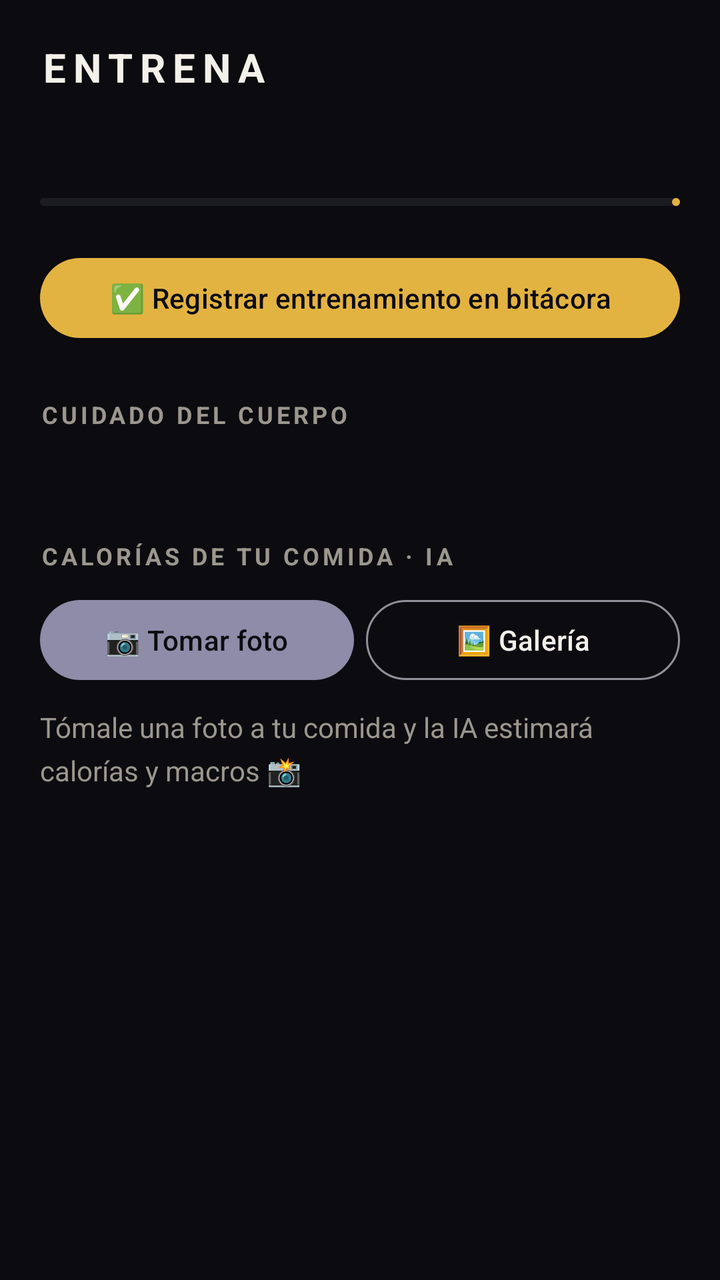
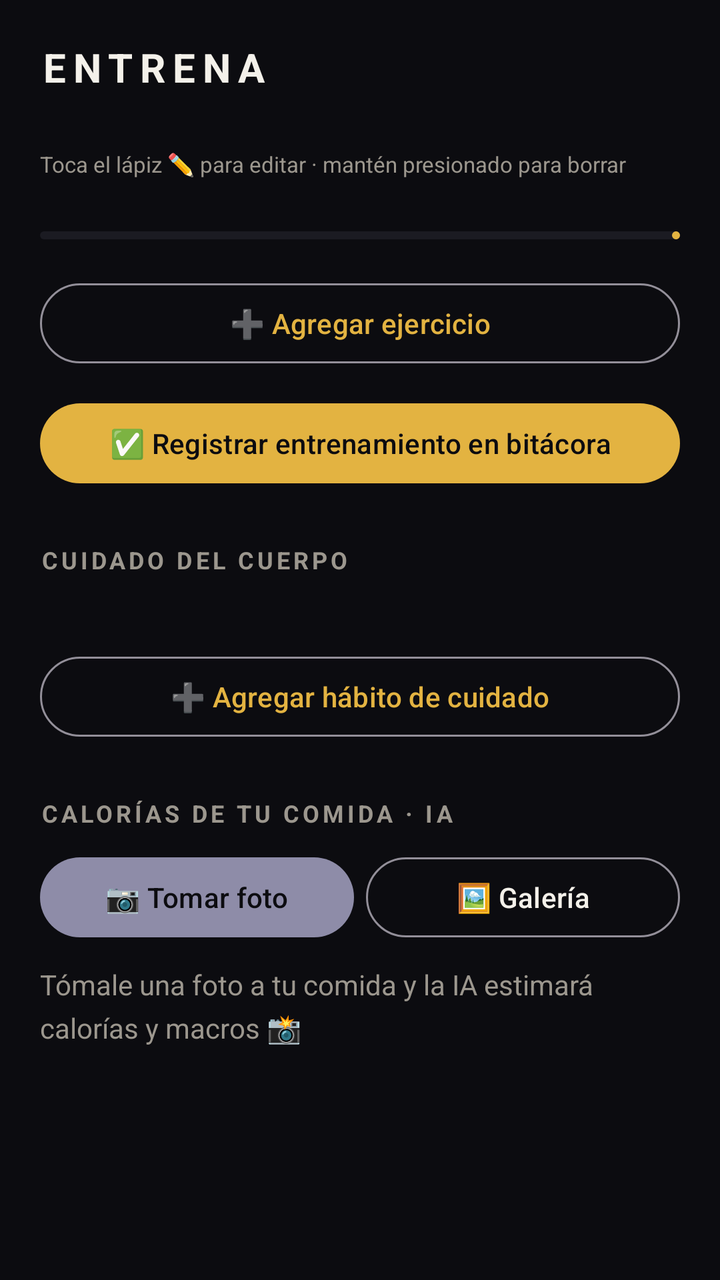

The first picture is an Android layout as it rendered before a commit; the second is the same layout after the commit. The layout source and the unified diff follow.
<!-- AndroidManifest.xml: application theme Theme.DevTrack -->
<!-- res/layout/fragment_entrena.xml -->
<?xml version="1.0" encoding="utf-8"?>
<ScrollView xmlns:android="http://schemas.android.com/apk/res/android"
    xmlns:app="http://schemas.android.com/apk/res-auto"
    android:layout_width="match_parent"
    android:layout_height="match_parent"
    android:background="@color/bg">

    <LinearLayout
        android:orientation="vertical"
        android:layout_width="match_parent"
        android:layout_height="wrap_content"
        android:padding="20dp"
        android:paddingBottom="90dp">

        <TextView
            android:layout_width="wrap_content"
            android:layout_height="wrap_content"
            android:text="ENTRENA"
            android:textAllCaps="true"
            android:letterSpacing="0.18"
            android:textColor="@color/text"
            android:textSize="20sp"
            android:textStyle="bold" />

        <TextView
            android:id="@+id/tvRoutineTitle"
            android:layout_width="wrap_content"
            android:layout_height="wrap_content"
            android:layout_marginTop="4dp"
            android:textColor="@color/primary"
            android:textSize="16sp"
            android:textStyle="bold" />

        <TextView
            android:id="@+id/tvRoutineProgress"
            android:layout_width="wrap_content"
            android:layout_height="wrap_content"
            android:layout_marginTop="4dp"
            android:textColor="@color/textDim"
            android:textSize="12sp" />

        <com.google.android.material.progressindicator.LinearProgressIndicator
            android:id="@+id/progressRoutine"
            android:layout_width="match_parent"
            android:layout_height="wrap_content"
            android:layout_marginTop="6dp"
            app:indicatorColor="@color/primary"
            app:trackColor="@color/card"
            app:trackCornerRadius="4dp" />

        <androidx.recyclerview.widget.RecyclerView
            android:id="@+id/rvExercises"
            android:layout_width="match_parent"
            android:layout_height="wrap_content"
            android:layout_marginTop="10dp"
            android:nestedScrollingEnabled="false" />

        <com.google.android.material.button.MaterialButton
            android:id="@+id/btnDoneWorkout"
            android:layout_width="match_parent"
            android:layout_height="wrap_content"
            android:layout_marginTop="12dp"
            app:backgroundTint="@color/primary"
            android:textColor="@color/bg"
            android:text="✅ Registrar entrenamiento en bitácora" />

        <TextView
            android:layout_width="wrap_content"
            android:layout_height="wrap_content"
            android:layout_marginTop="26dp"
            android:text="CUIDADO DEL CUERPO"
            android:textAllCaps="true"
            android:letterSpacing="0.14"
            android:textColor="@color/textDim"
            android:textSize="12sp"
            android:textStyle="bold" />

        <TextView
            android:id="@+id/tvTipsProgress"
            android:layout_width="wrap_content"
            android:layout_height="wrap_content"
            android:layout_marginTop="4dp"
            android:textColor="@color/textDim"
            android:textSize="12sp" />

        <androidx.recyclerview.widget.RecyclerView
            android:id="@+id/rvTips"
            android:layout_width="match_parent"
            android:layout_height="wrap_content"
            android:layout_marginTop="8dp"
            android:nestedScrollingEnabled="false" />

        <TextView
            android:layout_width="wrap_content"
            android:layout_height="wrap_content"
            android:layout_marginTop="26dp"
            android:text="CALORÍAS DE TU COMIDA · IA"
            android:textAllCaps="true"
            android:letterSpacing="0.14"
            android:textColor="@color/textDim"
            android:textSize="12sp"
            android:textStyle="bold" />

        <LinearLayout
            android:orientation="horizontal"
            android:layout_width="match_parent"
            android:layout_height="wrap_content"
            android:layout_marginTop="10dp">

            <com.google.android.material.button.MaterialButton
                android:id="@+id/btnTakePhoto"
                android:layout_width="0dp"
                android:layout_height="wrap_content"
                android:layout_weight="1"
                android:layout_marginEnd="6dp"
                app:backgroundTint="@color/secondary"
                android:textColor="@color/bg"
                android:text="📷 Tomar foto" />

            <com.google.android.material.button.MaterialButton
                android:id="@+id/btnPickImage"
                style="@style/Widget.Material3.Button.OutlinedButton"
                android:layout_width="0dp"
                android:layout_height="wrap_content"
                android:layout_weight="1"
                android:text="🖼️ Galería"
                android:textColor="@color/text" />
        </LinearLayout>

        <ImageView
            android:id="@+id/ivFood"
            android:layout_width="match_parent"
            android:layout_height="200dp"
            android:layout_marginTop="12dp"
            android:scaleType="centerCrop"
            android:visibility="gone"
            android:contentDescription="Foto de comida" />

        <com.google.android.material.button.MaterialButton
            android:id="@+id/btnAnalyze"
            android:layout_width="match_parent"
            android:layout_height="wrap_content"
            android:layout_marginTop="10dp"
            android:visibility="gone"
            app:backgroundTint="@color/primary"
            android:textColor="@color/bg"
            android:text="🤖 Analizar con IA" />

        <TextView
            android:id="@+id/tvCalorieResult"
            android:layout_width="match_parent"
            android:layout_height="wrap_content"
            android:layout_marginTop="10dp"
            android:text="Tómale una foto a tu comida y la IA estimará calorías y macros 📸"
            android:textColor="@color/textDim"
            android:textSize="14sp"
            android:lineSpacingMultiplier="1.3" />
    </LinearLayout>
</ScrollView>
<!-- resources referenced by this layout -->
<resources>
  <color name="bg">#0C0C10</color>
  <color name="card">#1B1B22</color>
  <color name="primary">#E3B341</color>
  <color name="secondary">#8E8CA8</color>
  <color name="text">#F4F1EA</color>
  <color name="textDim">#9C978E</color>
  <style name="Theme.DevTrack" parent="Theme.Material3.Dark.NoActionBar">
          <item name="colorPrimary">@color/primary</item>
          <item name="colorOnPrimary">#14100A</item>
          <item name="colorSecondary">@color/secondary</item>
          <item name="android:colorBackground">@color/bg</item>
          <item name="colorSurface">@color/surface</item>
          <item name="colorOnSurface">@color/text</item>
          <item name="android:statusBarColor">@color/bg</item>
          <item name="android:navigationBarColor">@color/surface</item>
          <item name="android:windowLightStatusBar">false</item>
      </style>
  <color name="surface">#141419</color>
</resources>

<!-- the commit's change to res/layout/fragment_entrena.xml (unified diff, before → after) -->
@@ -32,6 +32,14 @@
             android:textStyle="bold" />
 
         <TextView
+            android:layout_width="wrap_content"
+            android:layout_height="wrap_content"
+            android:layout_marginTop="2dp"
+            android:text="Toca el lápiz ✏️ para editar · mantén presionado para borrar"
+            android:textColor="@color/textDim"
+            android:textSize="11sp" />
+
+        <TextView
             android:id="@+id/tvRoutineProgress"
             android:layout_width="wrap_content"
             android:layout_height="wrap_content"
@@ -54,6 +62,15 @@
             android:layout_height="wrap_content"
             android:layout_marginTop="10dp"
             android:nestedScrollingEnabled="false" />
+
+        <com.google.android.material.button.MaterialButton
+            android:id="@+id/btnAddExercise"
+            style="@style/Widget.Material3.Button.OutlinedButton"
+            android:layout_width="match_parent"
+            android:layout_height="wrap_content"
+            android:layout_marginTop="8dp"
+            android:text="➕ Agregar ejercicio"
+            android:textColor="@color/primary" />
 
         <com.google.android.material.button.MaterialButton
             android:id="@+id/btnDoneWorkout"
@@ -89,6 +106,15 @@
             android:layout_height="wrap_content"
             android:layout_marginTop="8dp"
             android:nestedScrollingEnabled="false" />
+
+        <com.google.android.material.button.MaterialButton
+            android:id="@+id/btnAddCare"
+            style="@style/Widget.Material3.Button.OutlinedButton"
+            android:layout_width="match_parent"
+            android:layout_height="wrap_content"
+            android:layout_marginTop="8dp"
+            android:text="➕ Agregar hábito de cuidado"
+            android:textColor="@color/primary" />
 
         <TextView
             android:layout_width="wrap_content"
